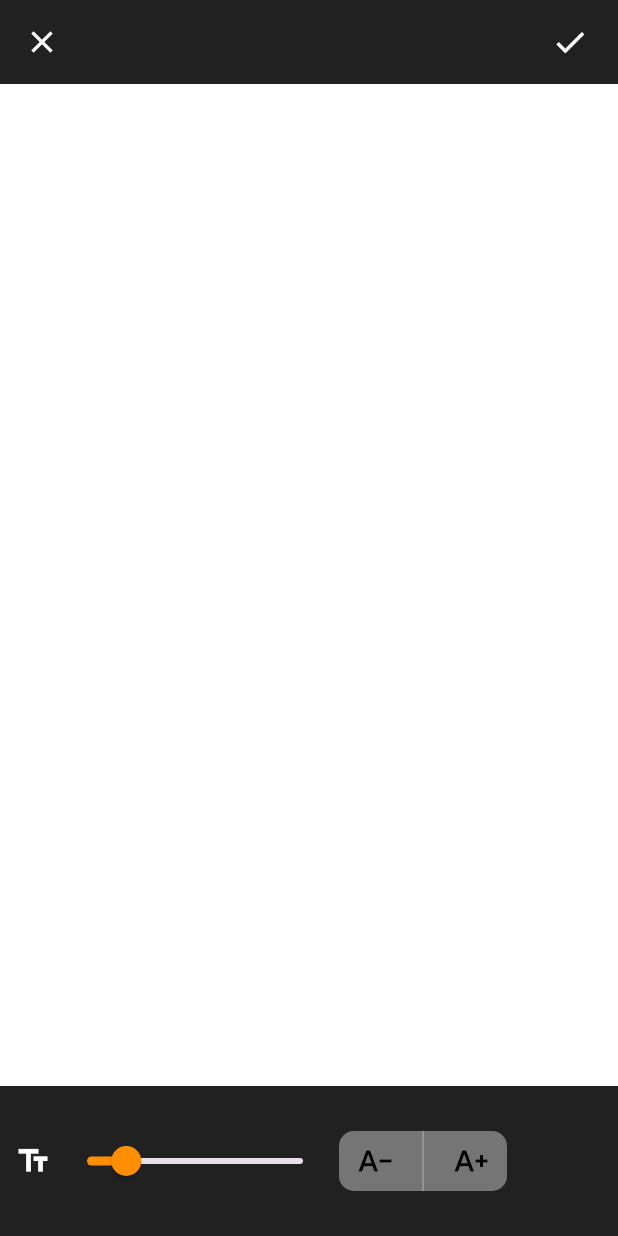
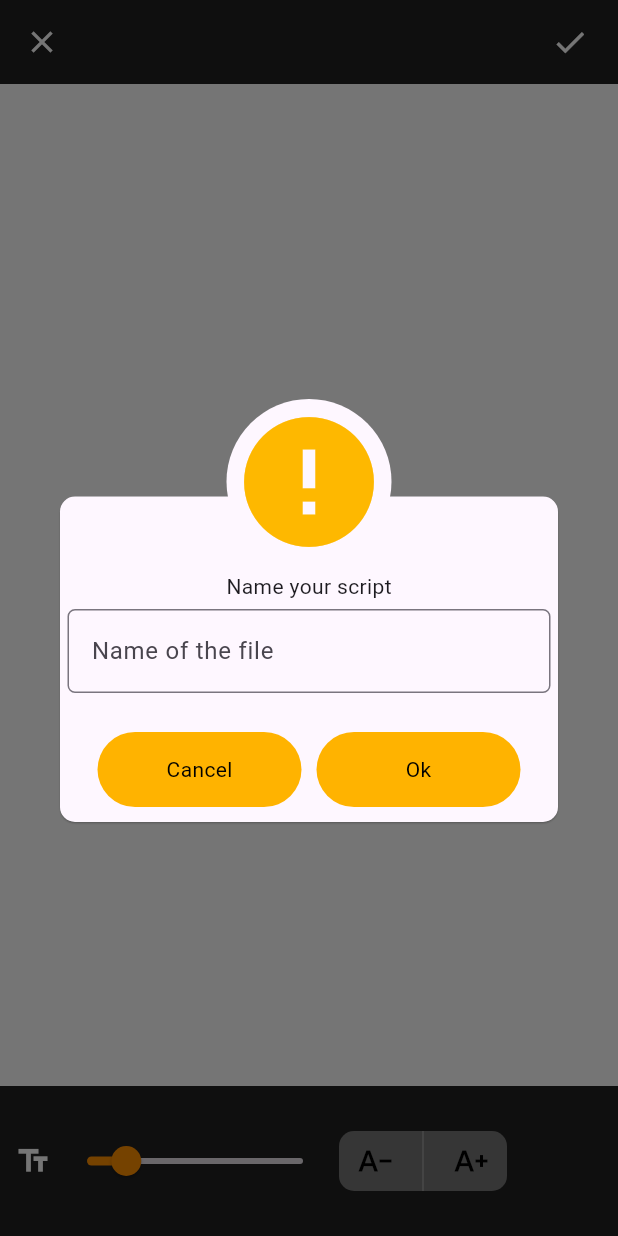
Before and after one commit to M4DGENIUS0/Smart-Cue, a Flutter app: the Create_Edit_Screen screen opened directly, after a tap on the "done" icon, on a phone screen of 412 x 824 dp. Run offline on Flutter 3.47's test engine with Material 3 defaults, Android fonts, the phone set to English and light mode, and no system bars; our stand-ins replace awesome_dialog, bloc, equatable, flutter_bloc, get_it, hive and 3 more; accounts and stored records are empty.

Commit message:
Successfully Setup HiveDB and Implemented them to UI screens

```diff
--- /dev/null
+++ b/lib/extension/dialog_box/custom_dialog_box.dart
@@ -0,0 +1,20 @@
+import 'package:flutter/material.dart';
+import 'package:awesome_dialog/awesome_dialog.dart';
+
+class CustomDialogBox {
+  void showAwesomeDialog(BuildContext context, Widget child,
+      DialogType dialogType, void Function()? cancel, void Function()? ok) {
+    AwesomeDialog(
+      context: context,
+      dialogType: dialogType,
+      animType: AnimType.topSlide,
+      body: child,
+      buttonsTextStyle: const TextStyle(color: Colors.black),
+      showCloseIcon: true,
+      btnCancelColor: Colors.amber.shade600,
+      btnOkColor: Colors.amber.shade600,
+      btnCancelOnPress: cancel,
+      btnOkOnPress: ok,
+    ).show();
+  }
+}
--- /dev/null
+++ b/lib/model/script_model.dart
@@ -0,0 +1,25 @@
+import 'package:hive/hive.dart';
+
+part 'script_model.g.dart'; // Required for code generation
+
+@HiveType(typeId: 1) // Assign a unique type ID
+class ScriptModel {
+  @HiveField(0)
+  final String id; // Unique identifier for the script
+  @HiveField(1)
+  final String title; // Title of the script
+  @HiveField(2)
+  final String content; // Text content of the script
+  @HiveField(3)
+  final bool isGenerated; // Whether the script is AI-generated
+  @HiveField(4)
+  final DateTime createdAt; // Creation timestamp
+
+  ScriptModel({
+    required this.id,
+    required this.title,
+    required this.content,
+    required this.isGenerated,
+    required this.createdAt,
+  });
+}
--- /dev/null
+++ b/lib/repository/script repo/hive_script_repo.dart
@@ -0,0 +1,41 @@
+import 'dart:async';
+
+import 'package:smartcue/model/script_model.dart';
+
+import '../../services/hive_services.dart';
+import 'hive_repository.dart';
+
+class HiveScriptRepository implements HiveRepository {
+  final _script = HiveService.scriptBox;
+  final StreamController<List<ScriptModel>> _scriptsController =
+      StreamController<List<ScriptModel>>.broadcast();
+  Stream<List<ScriptModel>> get scriptsStream => _scriptsController.stream;
+  @override
+  Future<void> addScript(ScriptModel script) async {
+    await _script.put(script.id, script);
+  }
+
+  @override
+  Future<void> deleteScript(String id) async {
+    if (_script.containsKey(id)) {
+      await _script.delete(id);
+    }
+  }
+
+  @override
+  List<ScriptModel> getAllScript() {
+    return _script.values.toList();
+  }
+
+  @override
+  ScriptModel? getScriptbyID(String id) {
+    return _script.get(id);
+  }
+
+  @override
+  Future<void> updateScript(String id, ScriptModel UpdateScript) async {
+    if (_script.containsKey(id)) {
+      await _script.put(id, UpdateScript);
+    }
+  }
+}
--- /dev/null
+++ b/lib/services/hive_services.dart
@@ -0,0 +1,19 @@
+import 'package:hive/hive.dart';
+import 'package:hive_flutter/hive_flutter.dart';
+
+import '../model/script_model.dart';
+
+class HiveService {
+  static Future<void> initHive() async {
+    // Initialize Hive
+    await Hive.initFlutter();
+
+    // Register adapters
+    Hive.registerAdapter(ScriptModelAdapter());
+
+    // Open a box to store scripts
+    await Hive.openBox<ScriptModel>('script');
+  }
+
+  static Box<ScriptModel> get scriptBox => Hive.box<ScriptModel>('script');
+}
--- a/lib/views/Add_Script/teleprompt_screen/bloc/smart_Cue/smart_cue_event.dart
+++ b/lib/views/Add_Script/teleprompt_screen/bloc/smart_Cue/smart_cue_event.dart
@@ -7,13 +7,17 @@ abstract class SmartCueEvent extends Equatable {
   List<Object?> get props => [];
 }
 
-class EditTextEvent extends SmartCueEvent {
-  final String text;
+class SaveTextEvent extends SmartCueEvent {
+  final String title;
 
-  const EditTextEvent(this.text);
+  final String content;
+
+  const SaveTextEvent({this.title = "", this.content = ""});
 
   @override
-  List<Object?> get props => [text];
+  List<Object?> get props => [title, content];
 }
 
-class SaveTextEvent extends SmartCueEvent {}
+class SaveTextToPDFEvent extends SmartCueEvent {}
+
+class ClearTextEvent extends SmartCueEvent {}
--- /dev/null
+++ b/lib/views/Add_Script/teleprompt_screen/widget/File_Name_during_save.dart
@@ -0,0 +1,35 @@
+import 'package:flutter/material.dart';
+import 'package:flutter_bloc/flutter_bloc.dart';
+
+import '../bloc/smart_Cue/smart_cue_bloc.dart';
+
+class NameofFile extends StatefulWidget {
+  const NameofFile({super.key});
+
+  @override
+  State<NameofFile> createState() => _NameofFileState();
+}
+
+class _NameofFileState extends State<NameofFile> {
+  @override
+  Widget build(BuildContext context) {
+    return Column(
+      spacing: 5,
+      children: [
+        Text("Name your script"),
+        TextField(
+          controller: context.read<SmartCueBloc>().titleController,
+          decoration: InputDecoration(
+              hintText: "Name of the file",
+              focusedBorder: OutlineInputBorder(
+                  borderRadius: BorderRadius.all(Radius.circular(5)),
+                  borderSide:
+                      BorderSide(color: Colors.amber.shade600, width: 1)),
+              border: OutlineInputBorder(
+                  borderRadius: BorderRadius.all(Radius.circular(5)),
+                  borderSide: BorderSide(color: Colors.black, width: 1))),
+        ),
+      ],
+    );
+  }
+}
--- a/lib/views/Add_Script/teleprompt_screen/widget/widget.dart
+++ b/lib/views/Add_Script/teleprompt_screen/widget/widget.dart
@@ -3,3 +3,4 @@ export 'play_back_Menu.dart';
 export 'play_pause_button.dart';
 export 'popup_size_button.dart';
 export 'bottom_text_size_for_edit_screen.dart';
+export 'File_Name_during_save.dart';
--- /dev/null
+++ b/lib/views/Home/Tab/Screens/Scripts_tab/bloc/script_tab_bloc.dart
@@ -0,0 +1,36 @@
+import 'dart:async';
+
+import 'package:bloc/bloc.dart';
+import 'package:equatable/equatable.dart';
+
+import '../../../../../../model/script_model.dart';
+import '../../../../../../repository/script repo/hive_script_repo.dart';
+import '../../../../../../services/hive_services.dart';
+
+part 'script_tab_event.dart';
+part 'script_tab_state.dart';
+
+class ScriptBloc extends Bloc<ScriptEvent, ScriptState> {
+  final HiveScriptRepository scriptRepository = HiveScriptRepository();
+  final StreamController<List<ScriptModel>> _scriptsController =
+      StreamController<List<ScriptModel>>.broadcast();
+
+  Stream<List<ScriptModel>> get scriptsStream => _scriptsController.stream;
+
+  ScriptBloc() : super(ScriptsLoadingState()) {
+    on<LoadScriptsEvent>(_onLoadScriptsEvent);
+  }
+
+  void _onLoadScriptsEvent(
+      LoadScriptsEvent event, Emitter<ScriptState> emit) async {
+    emit(ScriptsLoadingState());
+    try {
+      // Get initial scripts list and emit
+      final scripts = scriptRepository.getAllScript();
+      _scriptsController.add(scripts);
+      emit(ScriptsLoadedState(scripts));
+    } catch (e) {
+      emit(ScriptsLoadingErrorState(e.toString()));
+    }
+  }
+}
--- /dev/null
+++ b/lib/views/Home/Tab/Screens/Scripts_tab/bloc/script_tab_event.dart
@@ -0,0 +1,10 @@
+part of 'script_tab_bloc.dart';
+
+abstract class ScriptEvent extends Equatable {
+  const ScriptEvent();
+
+  @override
+  List<Object> get props => [];
+}
+
+class LoadScriptsEvent extends ScriptEvent {}
--- /dev/null
+++ b/lib/views/Home/Tab/Screens/Scripts_tab/bloc/script_tab_state.dart
@@ -0,0 +1,30 @@
+part of 'script_tab_bloc.dart';
+
+abstract class ScriptState extends Equatable {
+  const ScriptState();
+
+  @override
+  List<Object> get props => [];
+}
+
+class ScriptsInitialState extends ScriptState {}
+
+class ScriptsLoadingState extends ScriptState {}
+
+class ScriptsLoadedState extends ScriptState {
+  final List<ScriptModel> scripts;
+
+  const ScriptsLoadedState(this.scripts);
+
+  @override
+  List<Object> get props => [scripts];
+}
+
+class ScriptsLoadingErrorState extends ScriptState {
+  final String message;
+
+  const ScriptsLoadingErrorState(this.message);
+
+  @override
+  List<Object> get props => [message];
+}
--- a/pubspec.yaml
+++ b/pubspec.yaml
@@ -28,6 +28,8 @@ dependencies:
   path_provider: ^2.1.5
   pdf: ^3.11.2
   teleprompter: ^0.1.1
+  uuid: ^4.5.1
+  awesome_dialog: ^3.2.1
 
 dev_dependencies:
   flutter_test:
@@ -35,6 +37,8 @@ dev_dependencies:
 
 
   flutter_lints: ^5.0.0
+  build_runner: ^2.4.14
+  hive_generator: ^2.0.1
 
 
 flutter:
```
Also changed, not shown: lib/main.dart (+13 -1 lines), lib/repository/script repo/hive_repository.dart (added, +9 -0 lines), lib/views/Add_Script/teleprompt_screen/bloc/smart_Cue/smart_cue_bloc.dart (+37 -5 lines), lib/views/Add_Script/teleprompt_screen/bloc/smart_Cue/smart_cue_state.dart (+6 -6 lines), lib/views/Add_Script/teleprompt_screen/screen/Create_edit_Screen.dart (+32 -16 lines), lib/views/Add_Script/teleprompt_screen/screen/Teleprompt_screen.dart (+5 -11 lines), lib/views/Home/Tab/Screens/Scripts_tab/Screens/Scripts.dart (+47 -6 lines), lib/views/Home/Tab/Screens/Scripts_tab/widget/Grid_for_scripts.dart (+11 -3 lines), lib/model/script_model.g.dart (added), pubspec.lock, 5 other files.
